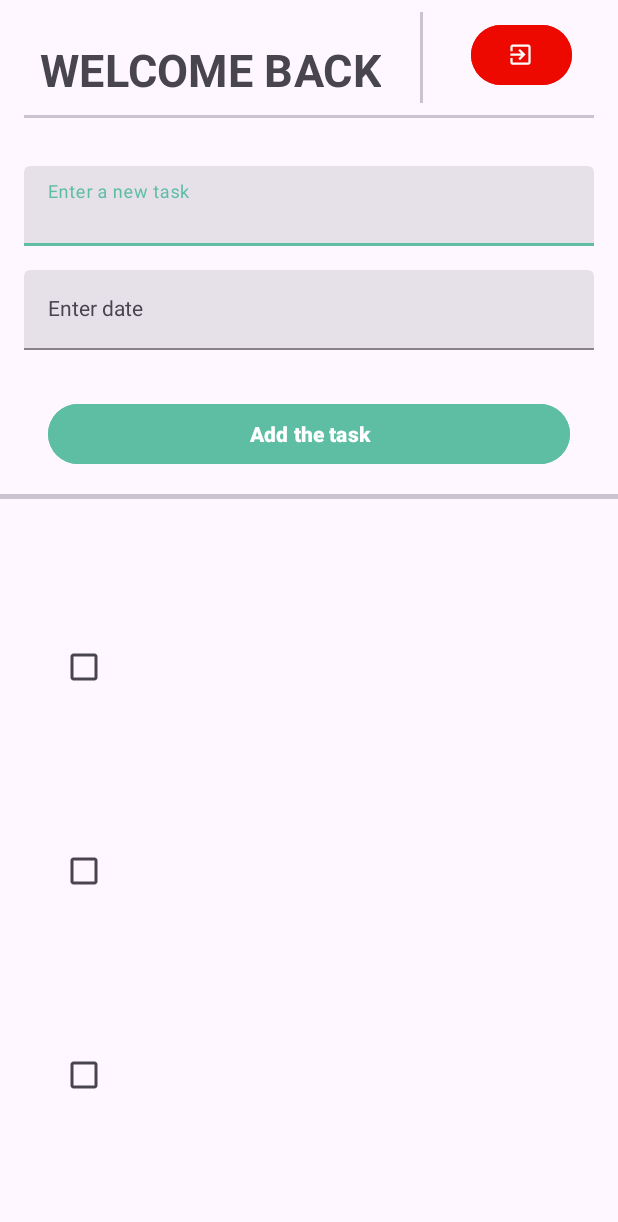
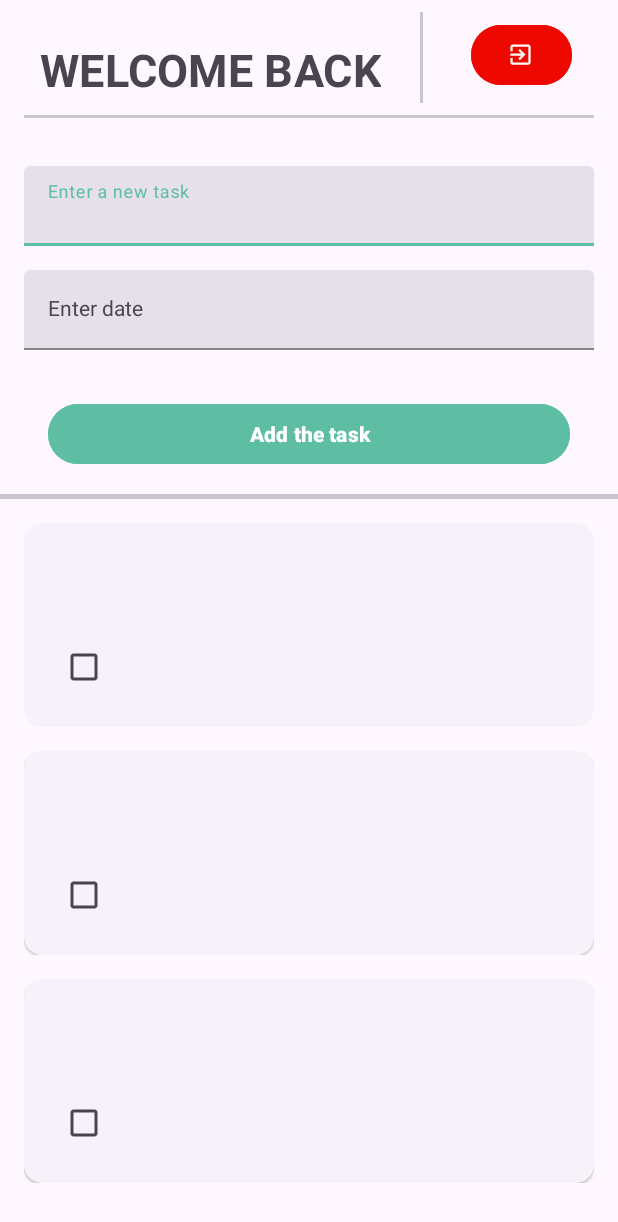
Before and after one commit to YadavYashvant/Fieries, an Android app: the layout activity_user.xml on its own in the app's theme, with its tools: preview values and no code run, on a phone screen of 412 x 824 dp. Shown: the top 1222 px of the screen. Run offline under Robolectric (Android 15) with nearby library versions, the phone set to English and light mode, and no system bars.

```diff
--- a/app/src/main/res/layout/task_item.xml
+++ b/app/src/main/res/layout/task_item.xml
@@ -1,9 +1,25 @@
 <?xml version="1.0" encoding="utf-8"?>
+
 <LinearLayout xmlns:android="http://schemas.android.com/apk/res/android"
     android:layout_width="match_parent"
     android:layout_height="wrap_content"
     android:orientation="vertical"
-    android:padding="16dp">
+    android:layout_marginBottom="16dp"
+    >
+
+    <com.google.android.material.card.MaterialCardView
+        android:layout_width="match_parent"
+        android:layout_height="wrap_content"
+        style="?attr/materialCardViewElevatedStyle"
+
+        >
+
+        <LinearLayout
+            android:layout_width="match_parent"
+            android:layout_height="wrap_content"
+            android:orientation="vertical"
+            android:padding="16dp"
+            >
 
         <TextView
             android:id="@+id/todoTextView"
@@ -23,4 +39,8 @@
             android:layout_width="wrap_content"
             android:layout_height="wrap_content"
             android:layout_marginTop="8dp"/>
+
         </LinearLayout>
+
+    </com.google.android.material.card.MaterialCardView>
+</LinearLayout>
```
Also changed, not shown: app/src/main/java/com/yashvant/fieries/activities/UserActivity.kt (+16 -12 lines). Lines whose indentation alone changed are shown as unchanged.
